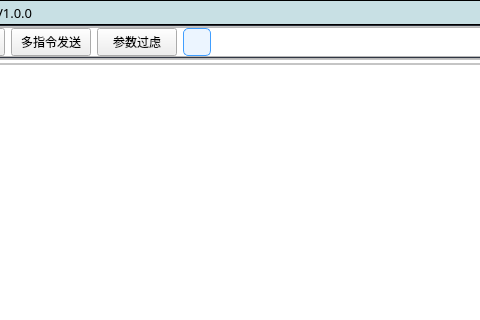
Before: the Qt Designer form ui/index.ui in jiang-xin9/PyCom, drawn with Qt 5; both pictures show x 81 to 561 and y 0 to 320 of the 1123 by 740 pixel window.
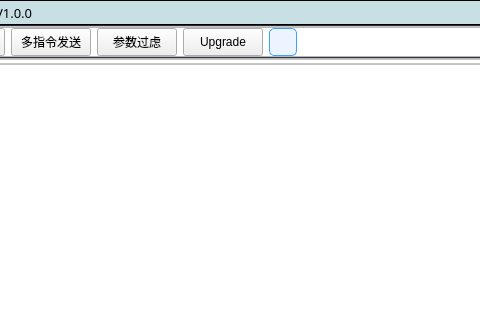
After: the same form once the commit is applied. Icons and pictures are not drawn. Custom widgets are drawn as their Qt base class.

```diff
--- a/ui/index.ui
+++ b/ui/index.ui
@@ -407,6 +407,28 @@
               </property>
              </widget>
             </item>
+            <item>
+             <widget class="NewQPushButton" name="upgrade_btn">
+              <property name="sizePolicy">
+               <sizepolicy hsizetype="Preferred" vsizetype="Fixed">
+                <horstretch>0</horstretch>
+                <verstretch>0</verstretch>
+               </sizepolicy>
+              </property>
+              <property name="minimumSize">
+               <size>
+                <width>0</width>
+                <height>28</height>
+               </size>
+              </property>
+              <property name="cursor">
+               <cursorShape>PointingHandCursor</cursorShape>
+              </property>
+              <property name="text">
+               <string>Upgrade</string>
+              </property>
+             </widget>
+            </item>
             <item>
              <widget class="QToolButton" name="add_widget_btn">
               <property name="minimumSize">
```
Left out of the diff: 23 changed lines with no effect on the pictures.
